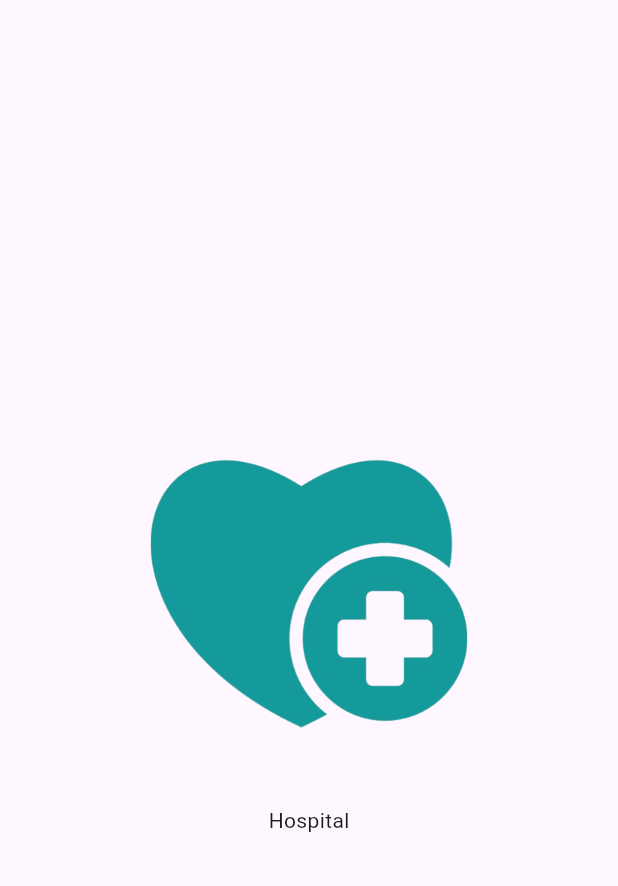
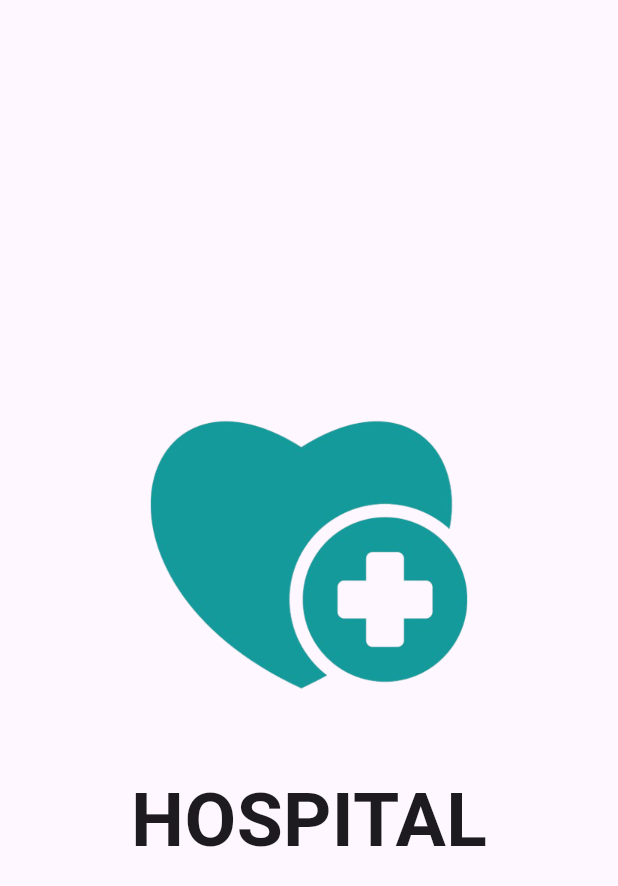
Before and after one commit to AthiraaAthi/hospitalManagement_ui, a Flutter app: the screen it shows after launch, on a phone screen of 412 x 824 dp. Shown: the top 886 px of the screen. Run offline on Flutter 3.47's test engine with Material 3 defaults, Android fonts, the phone set to English and light mode, and no system bars.

Commit message:
updated splash screen textand  enhanced styling for better visibility

```diff
--- a/lib/view/splash/splash_screen.dart
+++ b/lib/view/splash/splash_screen.dart
@@ -24,8 +24,8 @@ class SplashScreen extends StatelessWidget {
             ),
             SizedBox(height: 20),
             Text(
-              "Hospital",
-              style: TextStyle(),
+              "HOSPITAL",
+              style: TextStyle(fontSize: 50, fontWeight: FontWeight.bold),
             ),
           ],
         ),
```
